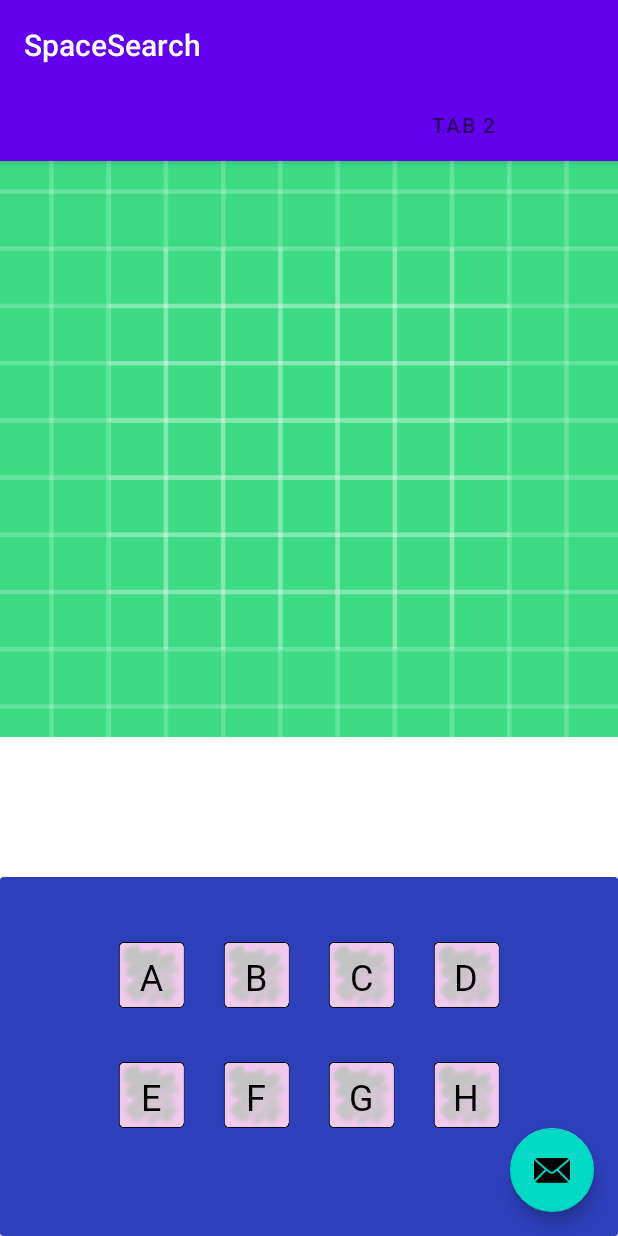
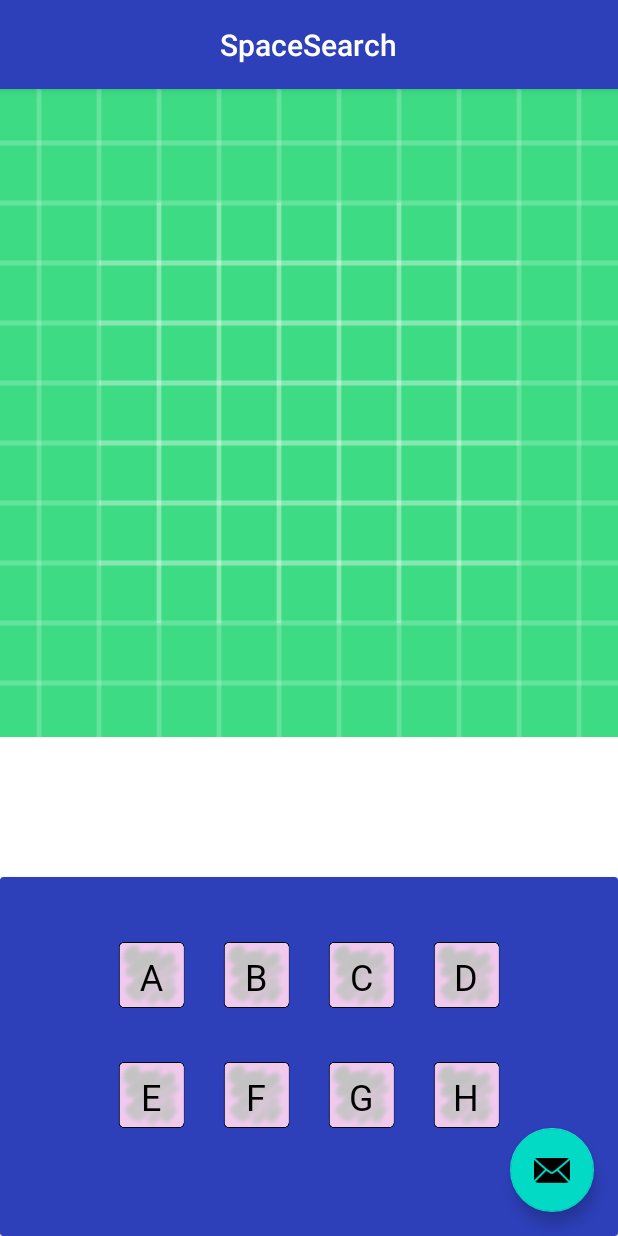
Before and after one commit to camilomcatasus/SpaceSearch, an Android app: the GameActivity screen opened directly, with no data from a screen before it, on a phone screen of 412 x 824 dp. Run offline under Robolectric (Android 15) with nearby library versions, the phone set to English and light mode, and no system bars; our stand-ins replace Volley; network calls fail; 6 statements that could not run were skipped.

Commit message:
In game_fragment: Got rid of the tab window, changed color and centered the top bar

```diff
--- a/app/src/main/res/drawable/custom_button.xml
+++ b/app/src/main/res/drawable/custom_button.xml
@@ -2,7 +2,7 @@
 <selector xmlns:android="http://schemas.android.com/apk/res/android">
     <item android:drawable="@drawable/square_pressed"
         android:state_pressed="true"/>
-    <item android:drawable="@drawable/square_pressed"
+    <item android:drawable="@drawable/square_focused"
         android:state_focused="true"/>
     <item android:drawable="@drawable/square_default"/>
 </selector>
--- a/app/src/main/res/layout/activity_game.xml
+++ b/app/src/main/res/layout/activity_game.xml
@@ -9,7 +9,9 @@
     <com.google.android.material.appbar.AppBarLayout
         android:layout_width="match_parent"
         android:layout_height="wrap_content"
-        android:theme="@style/Theme.SpaceSearch.AppBarOverlay">
+        android:theme="@style/Theme.SpaceSearch.AppBarOverlay"
+        android:gravity="center_horizontal"
+        android:backgroundTint="#2d40ba">
 
         <TextView
             android:id="@+id/title"
@@ -24,7 +26,7 @@
         <com.google.android.material.tabs.TabLayout
             android:id="@+id/tabs"
             android:layout_width="match_parent"
-            android:layout_height="wrap_content"
+            android:layout_height="0sp"
             android:background="?attr/colorPrimary" />
     </com.google.android.material.appbar.AppBarLayout>
 
--- a/app/src/main/res/layout/fragment_game.xml
+++ b/app/src/main/res/layout/fragment_game.xml
@@ -38,8 +38,8 @@
         android:layout_width="match_parent"
         android:layout_height="239dp"
         android:layout_alignParentBottom="true"
-        app:cardBackgroundColor="#FFFFFF"
-        android:backgroundTint="#2d40ba">
+        android:backgroundTint="#2d40ba"
+        app:cardBackgroundColor="#FFFFFF">
 
         <LinearLayout
             android:layout_width="match_parent"
@@ -82,7 +82,7 @@
                 android:textColor="#000000"
                 android:textSize="24sp"
                 app:backgroundTint="#003700B3"
-                app:backgroundTintMode="add"  />
+                app:backgroundTintMode="add" />
 
             <Button
                 android:layout_width="50sp"
@@ -94,7 +94,7 @@
                 android:textColor="#000000"
                 android:textSize="24sp"
                 app:backgroundTint="#003700B3"
-                app:backgroundTintMode="add"  />
+                app:backgroundTintMode="add" />
         </LinearLayout>
 
         <LinearLayout
@@ -121,12 +121,12 @@
                 android:layout_height="50sp"
                 android:layout_marginRight="20sp"
                 android:background="@drawable/custom_button"
-                app:backgroundTintMode="add"
-                app:backgroundTint="#003700B3"
                 android:fontFamily="@font/noma"
                 android:text="F"
                 android:textColor="#000000"
-                android:textSize="24sp" />
+                android:textSize="24sp"
+                app:backgroundTint="#003700B3"
+                app:backgroundTintMode="add" />
 
             <Button
                 android:layout_width="50sp"
@@ -150,7 +150,7 @@
                 android:textColor="#000000"
                 android:textSize="24sp"
                 app:backgroundTint="#003700B3"
-                app:backgroundTintMode="add"  />
+                app:backgroundTintMode="add" />
         </LinearLayout>
     </androidx.cardview.widget.CardView>
 
```
Also changed, not shown: app/src/main/res/drawable/square_focused.png (added).
